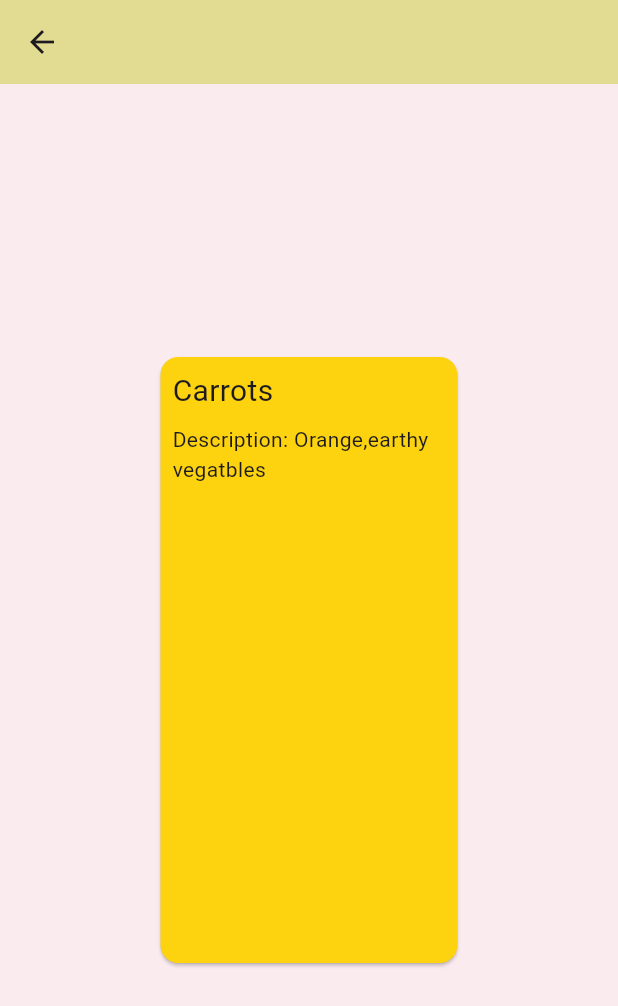
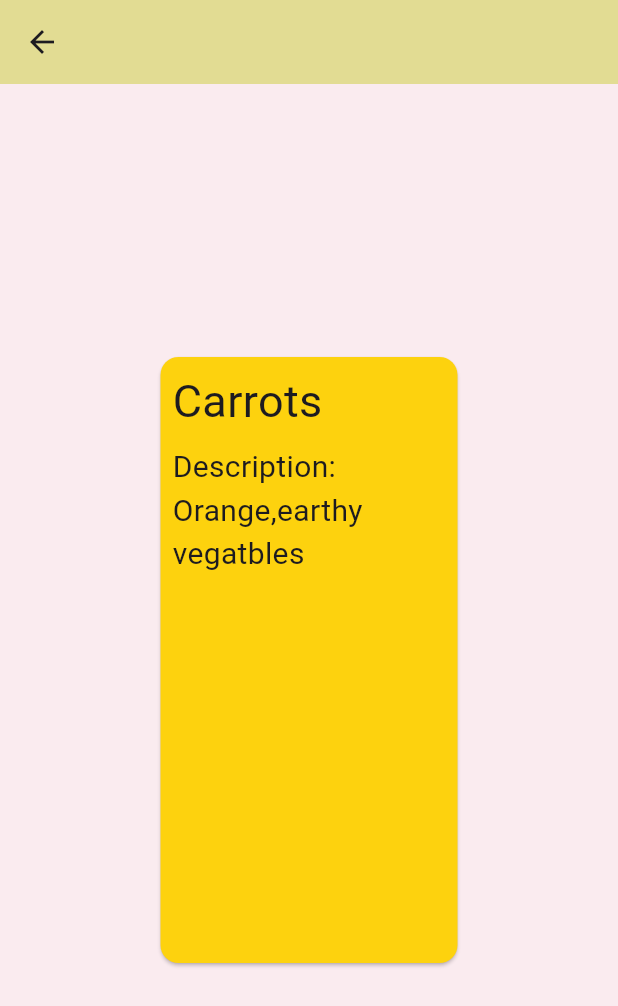
Before and after one commit to Sacolith/recipe_app, a Flutter app: the Search screen opened directly, after a tap on "Ingredients", after a tap on "Carrots", on a phone screen of 412 x 824 dp. Shown: the top 1006 px of the screen. Run offline on Flutter 3.47's test engine with Material 3 defaults, Android fonts, the phone set to English and light mode, and no system bars; our stand-ins replace hive, hive_flutter; accounts and stored records are empty.

Commit message:
minor touches

```diff
--- a/lib/provider/recipe_provider.dart
+++ b/lib/provider/recipe_provider.dart
@@ -6,7 +6,7 @@ static List<Recipe> rec=[
  const Recipe(
     id: '0',
    title: 'Chicken alfredo Pasta',
-   description: '2 boneless chicken breasts,1tbsp cooking oil, 2 tbsp butter,4 garlic cloves (Minced)',
+   description: 'A Simple Meal to enjoy with friends and family',
   prepTime: '40 minutes',
   ingredients: '',
    recipetype: [RecipeType.dinner])
--- a/lib/screens/ingredients_screen.dart
+++ b/lib/screens/ingredients_screen.dart
@@ -93,9 +93,9 @@ Widget _cardInfo(Ingredient ingredient) {
       child: Column(
         crossAxisAlignment: CrossAxisAlignment.start,
         children: [
-          Text(ingredient.name, style: const TextStyle(fontSize: 20)),
+          Text(ingredient.name, style: const TextStyle(fontSize: 30)),
           const SizedBox(height: 8),
-          Text('Description: ${ingredient.description}'),
+          Text('Description: ${ingredient.description}',style: const TextStyle(fontSize: 20),),
           const SizedBox(height: 8),
         ],
       ),
--- a/lib/screens/recipies_screen.dart
+++ b/lib/screens/recipies_screen.dart
@@ -99,11 +99,11 @@ Widget _cardInfo(Recipe recipe) {
       child: Column(
         crossAxisAlignment: CrossAxisAlignment.start,
         children: [
-          Text(recipe.title, style: const TextStyle(fontSize: 20)),
+          Text(recipe.title, style: const TextStyle(fontSize: 30)),
           const SizedBox(height: 8),
-          Text('Description: ${recipe.description}'),
+          Text('Description: ${recipe.description}',style: const TextStyle(fontSize: 20),),
           const SizedBox(height: 8),
-          Text('Prep Time: ${recipe.prepTime}'),
+          Text('Prep Time: ${recipe.prepTime}', style: const TextStyle(fontSize: 17),),
         ],
       ),
     ),
--- a/lib/screens/search.dart
+++ b/lib/screens/search.dart
@@ -1,5 +1,6 @@
 import 'package:flutter/material.dart';
 import 'package:provider/provider.dart';
+import 'package:recipe_app/design/colors.dart';
 import 'package:recipe_app/models/ingredient.dart';
 import 'package:recipe_app/models/recipe.dart';
 import 'package:recipe_app/screens/ingredients_screen.dart';
@@ -65,6 +66,7 @@ class _SearchState extends State<Search> with RestorationMixin {
    final recMod=Provider.of<StaServ>(context);
    final recServ= RecipeService(context: context,
     recipeBox: recMod.recipeBox);
+    final RecipeScreen rScreen;
     if (recipes.isEmpty) {
       return Column(
         children: [
@@ -104,19 +106,23 @@ class _SearchState extends State<Search> with RestorationMixin {
     },
   );
   }
+//im too tired to pass this through the other way
+
 
 Widget _cardInfo(Recipe recipe) {
   return Card(
+    color: Cols.cyber_yellow,
     child: Padding(
-      padding: const EdgeInsets.all(8.0),
+      padding: const EdgeInsets.all(3.0),
       child: Column(
         crossAxisAlignment: CrossAxisAlignment.start,
         children: [
-          Text(recipe.title, style: const TextStyle(fontSize: 20)),
+          Text(recipe.title, style: const TextStyle(fontSize: 30)),
           const SizedBox(height: 8),
-          Text('Description: ${recipe.description}'),
+          Text('Description: ${recipe.description}',style: const TextStyle(fontSize: 20),),
           const SizedBox(height: 8),
-          Text('Prep Time: ${recipe.prepTime}'),
+          Text('Prep Time: ${recipe.prepTime}', style: const TextStyle(fontSize: 17),),
+
         ],
       ),
     ),
@@ -153,7 +159,7 @@ Widget _cardInfo(Recipe recipe) {
            return GestureDetector(
             child: Hero(
               tag: 'Ingredient-card-${ingredient.id}',
-             child: _ingredientCards(ingredient),
+             child: _IngcardInfo(ingredient),
               ),
               onTap: ()=> Navigator.of(context).push(
                 MaterialPageRoute(
@@ -164,18 +170,20 @@ Widget _cardInfo(Recipe recipe) {
         );
     }
 
-Widget _ingredientCards(Ingredient ingredient){
+Widget _IngcardInfo(Ingredient ingredient) {
   return Card(
-    child: Padding(padding: const EdgeInsets.all(8),
-    child: Column(
-      crossAxisAlignment: CrossAxisAlignment.start,
-      children: [
-        Text(ingredient.name, style: const TextStyle(fontSize: 20)),
+    color: Cols.cyber_yellow,
+    child: Padding(
+      padding: const EdgeInsets.all(8.0),
+      child: Column(
+        crossAxisAlignment: CrossAxisAlignment.start,
+        children: [
+          Text(ingredient.name, style: const TextStyle(fontSize: 30)),
           const SizedBox(height: 8),
-          Text('Description: ${ingredient.description}'),
+          Text('Description: ${ingredient.description}',style: const TextStyle(fontSize: 20),),
           const SizedBox(height: 8),
-      ],
-    ),
+        ],
+      ),
     ),
   );
 }
```
